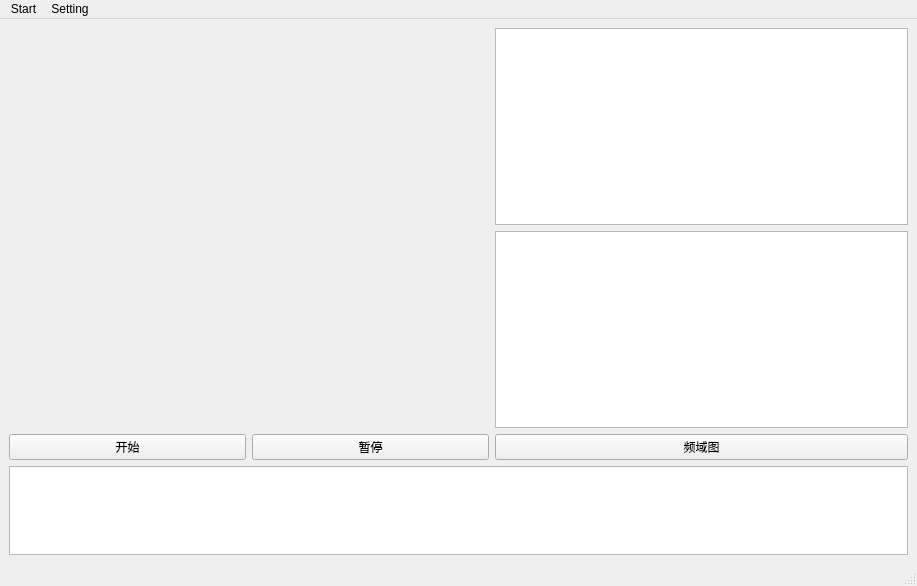
The window that mainwindow.ui (Robinsssson/ShowWindows) describes before a commit, drawn with Qt 5.
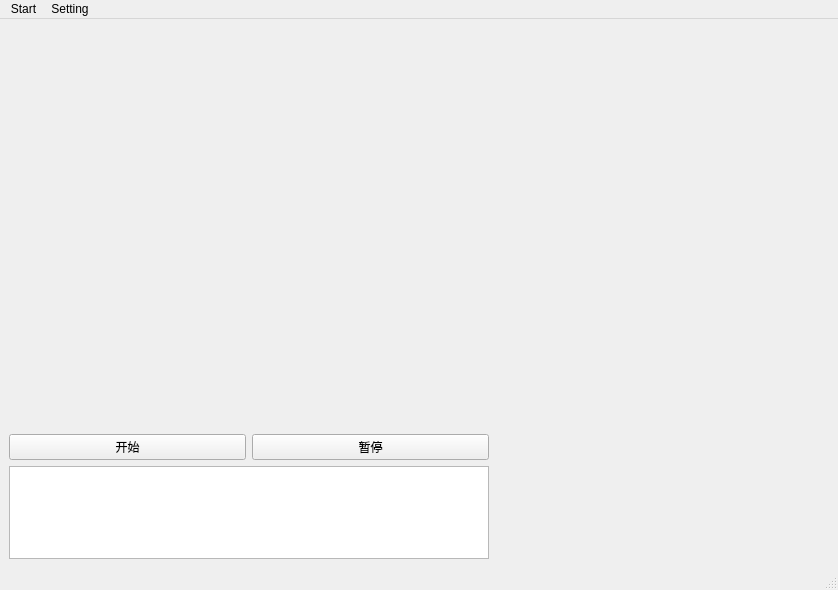
The same window after the commit. Custom widgets are drawn as their Qt base class.

The edit to the form file:
```diff
--- a/mainwindow.ui
+++ b/mainwindow.ui
@@ -6,10 +6,16 @@
    <rect>
     <x>0</x>
     <y>0</y>
-    <width>917</width>
-    <height>586</height>
+    <width>838</width>
+    <height>590</height>
    </rect>
   </property>
+  <property name="sizePolicy">
+   <sizepolicy hsizetype="MinimumExpanding" vsizetype="MinimumExpanding">
+    <horstretch>0</horstretch>
+    <verstretch>0</verstretch>
+   </sizepolicy>
+  </property>
   <property name="windowTitle">
    <string>MainWindow</string>
   </property>
@@ -52,30 +58,36 @@
             </item>
            </layout>
           </item>
-         </layout>
-        </item>
-        <item>
-         <layout class="QVBoxLayout" name="verticalLayout_2">
           <item>
-           <widget class="QChartView" name="chartView"/>
+           <widget class="QTextBrowser" name="textBrowser"/>
           </item>
-          <item>
-           <widget class="QChartView" name="fftView"/>
-          </item>
-          <item>
-           <widget class="QPushButton" name="pushButtonFFT">
-            <property name="text">
-             <string>频域图</string>
-            </property>
-           </widget>
-          </item>
          </layout>
         </item>
+        <item>
+         <spacer name="horizontalSpacer">
+          <property name="orientation">
+           <enum>Qt::Horizontal</enum>
+          </property>
+          <property name="sizeHint" stdset="0">
+           <size>
+            <width>10</width>
+            <height>10</height>
+           </size>
+          </property>
+         </spacer>
+        </item>
+        <item>
+         <widget class="QWidget" name="tools_widget" native="true">
+          <property name="minimumSize">
+           <size>
+            <width>200</width>
+            <height>0</height>
+           </size>
+          </property>
+         </widget>
+        </item>
        </layout>
       </item>
-      <item>
-       <widget class="QTextBrowser" name="textBrowser"/>
-      </item>
      </layout>
     </item>
    </layout>
@@ -85,7 +97,7 @@
     <rect>
      <x>0</x>
      <y>0</y>
-     <width>917</width>
+     <width>838</width>
      <height>17</height>
     </rect>
    </property>
@@ -141,13 +153,6 @@
    </property>
   </action>
  </widget>
- <customwidgets>
-  <customwidget>
-   <class>QChartView</class>
-   <extends>QGraphicsView</extends>
-   <header location="global">QtCharts</header>
-  </customwidget>
- </customwidgets>
  <resources/>
  <connections/>
 </ui>
```
